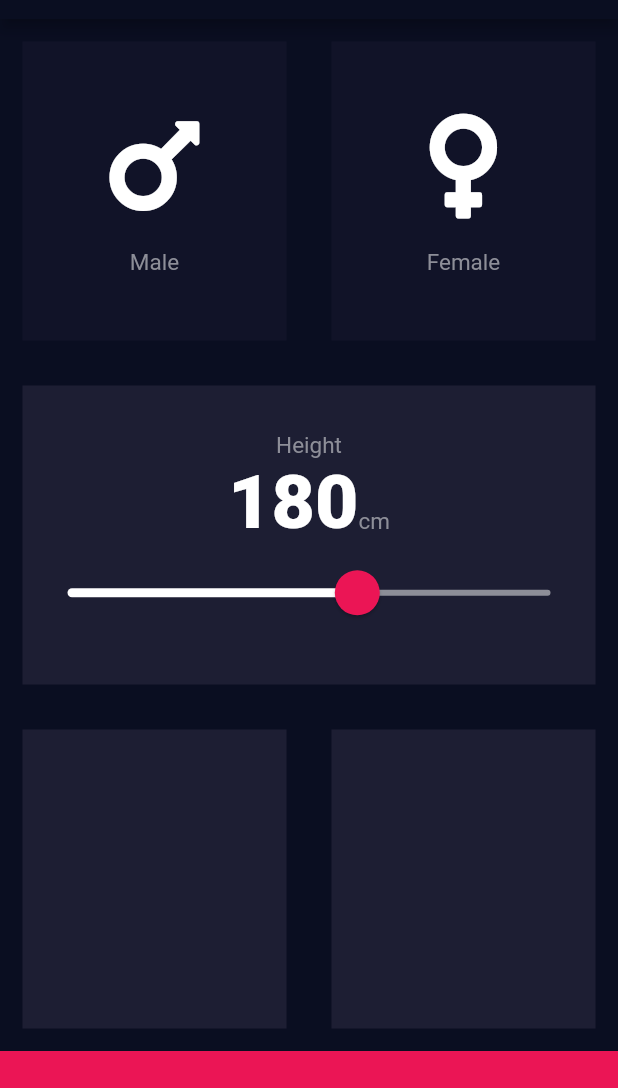
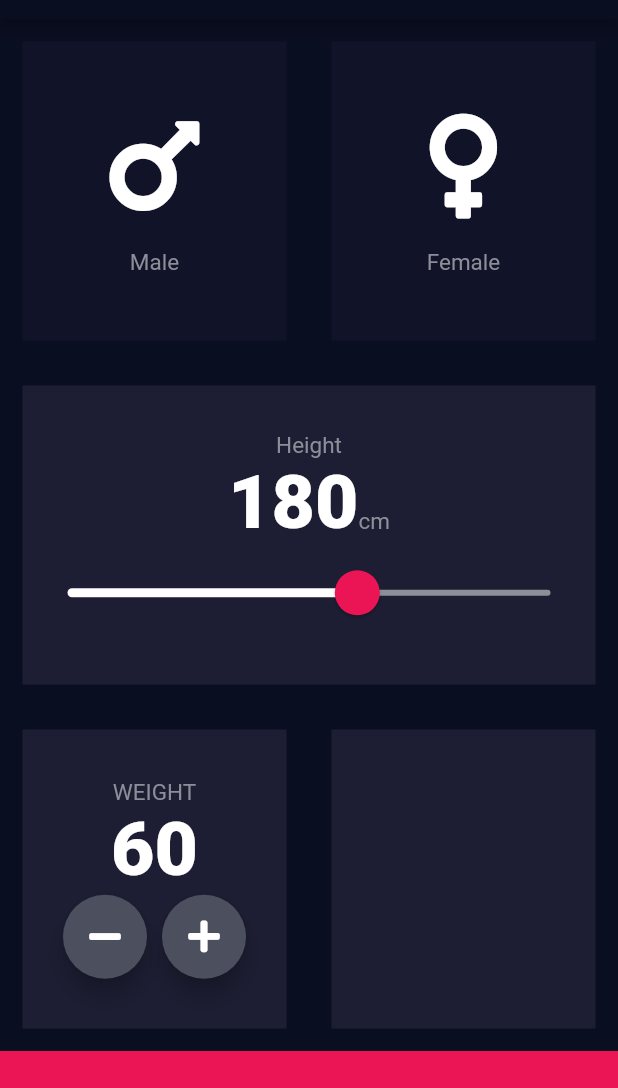
Before and after one commit to Ashish-AI/bmi-calculator, a Flutter app: the screen it shows after launch, on a phone screen of 412 x 824 dp, the part 65-1153 px from its top. Run offline on Flutter 3.47's test engine with Material 2 defaults, Android fonts, the phone set to English and light mode, and no system bars; our stand-ins replace font_awesome_flutter.

Commit message:
Weigth container details added

```diff
--- a/lib/input_page.dart
+++ b/lib/input_page.dart
@@ -19,6 +19,7 @@ class _InputPageState extends State<InputPage> {
 
   Gender selectedGender;
   int height = 180;
+  int weight = 60;
 
   // void updateColor(Gender selectedGender) {
   //   if (selectedGender == Gender.male) {
@@ -151,6 +152,46 @@ class _InputPageState extends State<InputPage> {
                 Expanded(
                   child: BoxContainer(
                     colour: activeCardColor,
+                    childCard: Column(
+                      mainAxisAlignment: MainAxisAlignment.center,
+                      children: [
+                        Text(
+                          "WEIGHT",
+                          style: labelTextStyle,
+                        ),
+                        Text(
+                          weight.toString(),
+                          style: numberTextStyle,
+                        ),
+                        Row(
+                          mainAxisAlignment: MainAxisAlignment.center,
+                          children: [
+                            RoundIconButton(
+                              icon: FontAwesomeIcons.minus,
+                              onPressed: () {
+                                setState(() {
+                                  weight--;
+                                });
+                              },
+                              // iconSign: Sign.plus,
+                              // fontColor: Colors.white,
+                            ),
+                            SizedBox(
+                              width: 10.0,
+                            ),
+                            RoundIconButton(
+                              icon: FontAwesomeIcons.plus,
+                              onPressed: () {
+                                setState(() {
+                                  weight++;
+                                });
+                              },
+                              // iconSign: Sign.plus,
+                            ),
+                          ],
+                        )
+                      ],
+                    ),
                   ),
                 ),
                 Expanded(
@@ -171,3 +212,29 @@ class _InputPageState extends State<InputPage> {
     );
   }
 }
+
+class RoundIconButton extends StatelessWidget {
+  RoundIconButton({@required this.icon, @required this.onPressed});
+  final IconData icon;
+  final Function onPressed;
+
+  @override
+  Widget build(BuildContext context) {
+    return RawMaterialButton(
+      child: Icon(
+        icon,
+        color: Colors.white,
+      ),
+      // focusColor: Colors.white,
+      highlightColor: Colors.white,
+      onPressed: onPressed,
+      elevation: 6.0,
+      shape: CircleBorder(),
+      fillColor: Color(0xFF4C4F5E),
+      constraints: BoxConstraints.tightFor(
+        width: 56.0,
+        height: 56.0,
+      ),
+    );
+  }
+}
```
